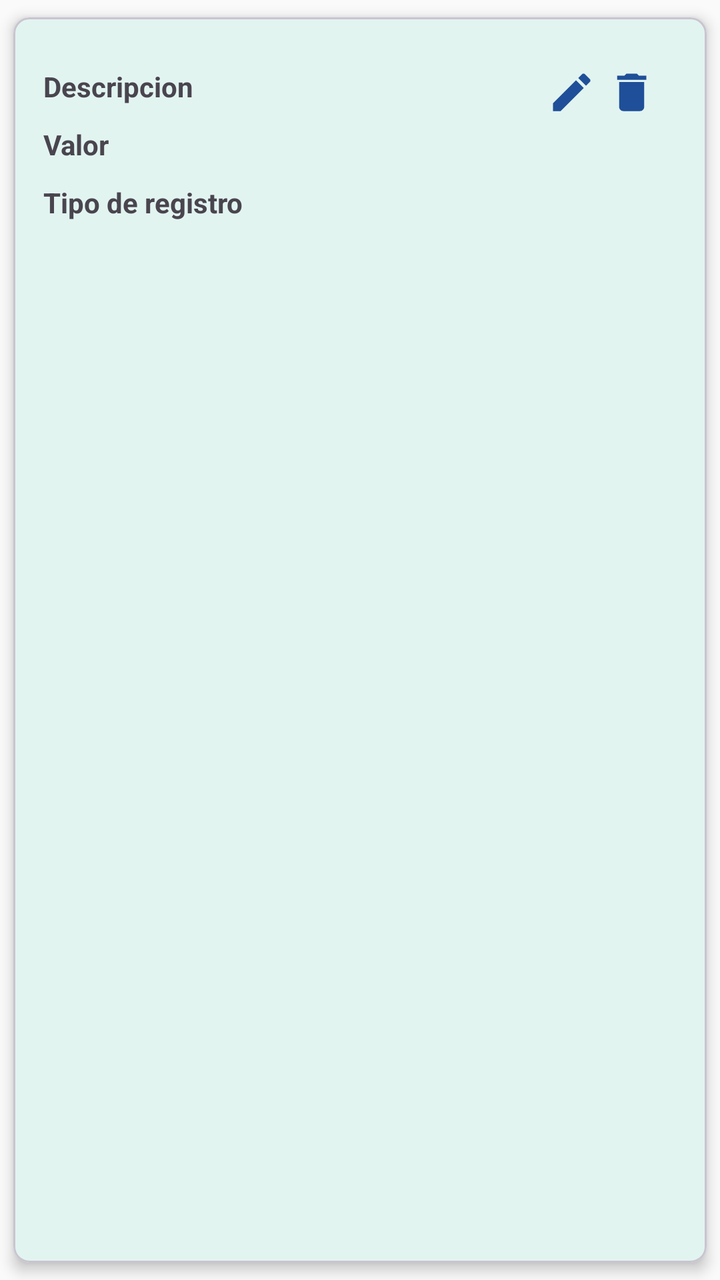
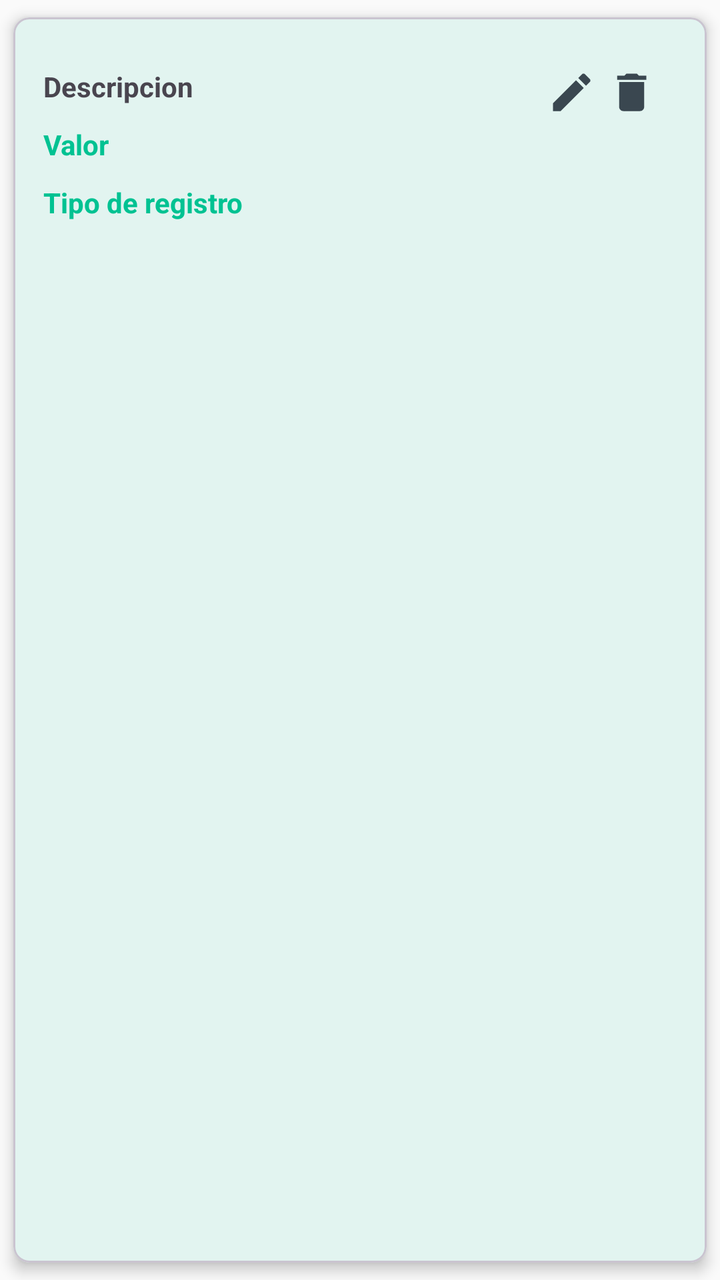

An Android layout rendered at two revisions. The XML below is the earlier revision; the diff shows what the commit changed to produce the second picture.
<!-- AndroidManifest.xml: application theme Theme.MyLittleFinanControl -->
<!-- res/layout/item_movimiento.xml -->
<?xml version="1.0" encoding="utf-8"?>
<com.google.android.material.card.MaterialCardView
    xmlns:android="http://schemas.android.com/apk/res/android"
    android:layout_width="match_parent"
    android:layout_height="wrap_content"
    xmlns:app="http://schemas.android.com/apk/res-auto"
    app:cardCornerRadius="8dp"
    app:cardElevation="4dp"
    app:cardUseCompatPadding="true">

    <androidx.appcompat.widget.LinearLayoutCompat
        android:layout_width="match_parent"
        android:layout_height="wrap_content"
        android:orientation="vertical"
        android:padding="15dp">

        <RelativeLayout
            android:layout_width="match_parent"
            android:layout_height="wrap_content"
            android:orientation="horizontal"
            android:layout_marginTop="10dp">

            <TextView
                android:id="@+id/item_descripcion"
                android:text="@string/item_descripcion"
                android:textStyle="bold"
                android:layout_marginBottom="10dp"
                android:layout_width="wrap_content"
                android:layout_height="wrap_content"/>

            <ImageView
                android:id="@+id/ivActualizar"
                android:layout_alignParentEnd="true"
                android:src="@drawable/ic_edit"
                android:layout_marginEnd="40dp"
                android:layout_width="25dp"
                android:layout_height="25dp"/>

            <ImageView
                android:id="@+id/ivEliminarMov"
                android:layout_alignParentEnd="true"
                android:src="@drawable/ic_delete"
                android:layout_marginEnd="10dp"
                android:layout_width="25dp"
                android:layout_height="25dp" />

        </RelativeLayout>

        <TextView
            android:id="@+id/item_valor"
            android:text="@string/item_valor"
            android:textStyle="bold"
            android:layout_marginBottom="10dp"
            android:layout_width="wrap_content"
            android:layout_height="wrap_content"/>

        <TextView
            android:id="@+id/item_tipo"
            android:text="@string/item_tipo"
            android:textStyle="bold"
            android:layout_width="wrap_content"
            android:layout_height="wrap_content"/>

    </androidx.appcompat.widget.LinearLayoutCompat>

</com.google.android.material.card.MaterialCardView>
<!-- resources referenced by this layout -->
<resources>
  <!-- drawable ic_delete (drawable) -->
  <vector xmlns:android="http://schemas.android.com/apk/res/android" android:autoMirrored="true" android:height="24dp" android:tint="#1F4F98" android:viewportHeight="24" android:viewportWidth="24" android:width="24dp">
        
      <path android:fillColor="@android:color/white" android:pathData="M6,19c0,1.1 0.9,2 2,2h8c1.1,0 2,-0.9 2,-2V7H6v12zM19,4h-3.5l-1,-1h-5l-1,1H5v2h14V4z"/>
      
  </vector>
  <!-- drawable ic_edit (drawable) -->
  <vector xmlns:android="http://schemas.android.com/apk/res/android" android:autoMirrored="true" android:height="24dp" android:tint="#1F4F98" android:viewportHeight="24" android:viewportWidth="24" android:width="24dp">
        
      <path android:fillColor="@android:color/white" android:pathData="M3,17.25V21h3.75L17.81,9.94l-3.75,-3.75L3,17.25zM20.71,7.04c0.39,-0.39 0.39,-1.02 0,-1.41l-2.34,-2.34c-0.39,-0.39 -1.02,-0.39 -1.41,0l-1.83,1.83 3.75,3.75 1.83,-1.83z"/>
      
  </vector>
  <string name="item_descripcion">Descripcion</string>
  <string name="item_tipo">Tipo de registro</string>
  <string name="item_valor">Valor</string>
  <style name="Theme.MyLittleFinanControl" parent="Base.Theme.MyLittleFinanControl" />
  <style name="Base.Theme.MyLittleFinanControl" parent="Theme.Material3.DayNight.NoActionBar">
          
          <item name="colorPrimary">@color/primary</item>
          <item name="colorOnPrimary">@color/white</item>
          <item name="colorSecondary">@color/secondary</item>
          <item name="colorOnSecondary">@color/white</item>
          
          
          <item name="android:windowBackground">@color/background_light</item>
          <item name="colorSurface">@color/background_light</item>
          
          
          <item name="colorError">@color/accent_alerta</item>
          
          
          <item name="android:statusBarColor">@color/background_light</item>
          <item name="android:windowLightStatusBar">true</item>
      </style>
  <color name="primary">#00C292</color>
  <color name="white">#FFFFFFFF</color>
  <color name="secondary">#3A4750</color>
  <color name="background_light">#FAFAFA</color>
  <color name="accent_alerta">#E55555</color>
</resources>

<!-- the commit's change to res/layout/item_movimiento.xml (unified diff, before → after) -->
@@ -32,6 +32,7 @@
                 android:id="@+id/ivActualizar"
                 android:layout_alignParentEnd="true"
                 android:src="@drawable/ic_edit"
+                app:tint="@color/secondary"
                 android:layout_marginEnd="40dp"
                 android:layout_width="25dp"
                 android:layout_height="25dp"/>
@@ -41,6 +42,7 @@
                 android:layout_alignParentEnd="true"
                 android:src="@drawable/ic_delete"
                 android:layout_marginEnd="10dp"
+                app:tint="@color/secondary"
                 android:layout_width="25dp"
                 android:layout_height="25dp" />
 
@@ -52,14 +54,16 @@
             android:textStyle="bold"
             android:layout_marginBottom="10dp"
             android:layout_width="wrap_content"
-            android:layout_height="wrap_content"/>
+            android:layout_height="wrap_content"
+            android:textColor="@color/primary"/>
 
         <TextView
             android:id="@+id/item_tipo"
             android:text="@string/item_tipo"
             android:textStyle="bold"
             android:layout_width="wrap_content"
-            android:layout_height="wrap_content"/>
+            android:layout_height="wrap_content"
+            android:textColor="@color/primary"/>
 
     </androidx.appcompat.widget.LinearLayoutCompat>
 
